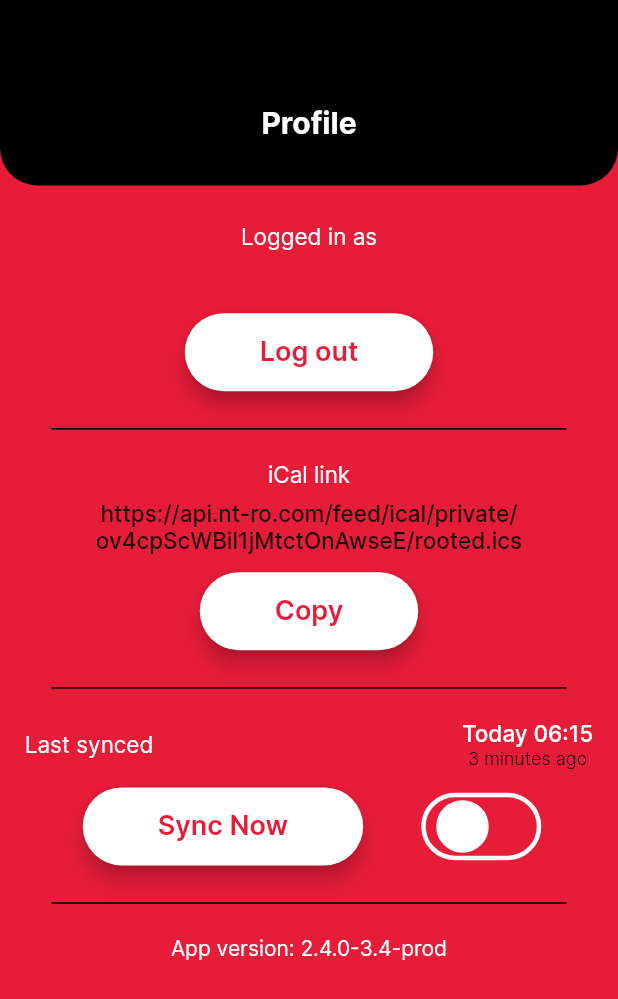
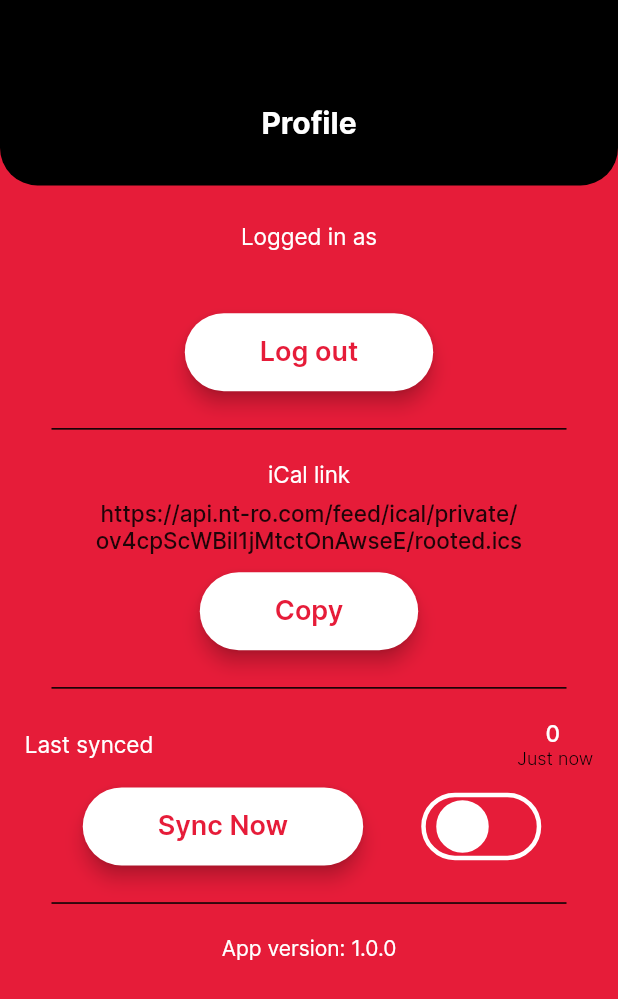
Before and after one commit to manthan1995/TourLife, a Flutter app: the ProfilePage screen opened directly, on a phone screen of 412 x 824 dp. Shown: the top 999 px of the screen. Run offline on Flutter 3.47's test engine with Material 2 defaults, Android fonts, the phone set to English and light mode, and no system bars; drawn by our look-alikes of flutter_switch; our stand-ins replace dropdown_button2, flutter_otp_text_field, flutter_svg, fluttertoast, google_maps_flutter, internet_connection_checker and 2 more; accounts and stored records are empty; statements that could not run were skipped; project files that could hold a hidden picture were left out.

Commit message:
// changes

```diff
--- a/tour_life/lib/constant/preferences_key.dart
+++ b/tour_life/lib/constant/preferences_key.dart
@@ -13,6 +13,8 @@ class Keys {
   static const String ismanagerValue = 'ismanager';
   static const String isResetpass = 'isResetpass';
   static const String toggalValue = 'toggalValue';
+  static const String lastsyncTime = 'lastsyncTime';
+  static const String lastTime = 'lastTime';
 }
 
 late SharedPreferences preferences;
--- a/tour_life/lib/constant/strings.dart
+++ b/tour_life/lib/constant/strings.dart
@@ -12,7 +12,7 @@ class Strings {
   static const String lastSyncedStr = "Last synced";
   static const String toDayTimeStr = "Today 06:15";
   static const String timeStr = "3 minutes ago";
-  static const String appVersionStr = "App version: 2.4.0-3.4-prod";
+  static const String appVersionStr = "App version: 1.0.0";
   static const String appNameStr = "TourLife";
   static const String agendaStr = "Agenda";
   static const String gigsStr = "Gigs";
--- a/tour_life/lib/view/gig_screen/schedules/car/car_journey.dart
+++ b/tour_life/lib/view/gig_screen/schedules/car/car_journey.dart
@@ -515,7 +515,8 @@ class _CarJourneyState extends State<CarJourney> {
       child: Row(
         mainAxisAlignment: MainAxisAlignment.spaceBetween,
         children: [
-          Column(
+          Expanded(
+            child: Column(
               crossAxisAlignment: CrossAxisAlignment.start,
               children: [
                 Text(
@@ -535,6 +536,7 @@ class _CarJourneyState extends State<CarJourney> {
                   ),
                 ),
               ],
+            ),
           ),
           Row(
             children: [
--- a/tour_life/lib/view/profile_screen/profile_screen.dart
+++ b/tour_life/lib/view/profile_screen/profile_screen.dart
@@ -8,7 +8,9 @@ import 'package:provider/provider.dart';
 import 'package:tour_life/constant/colorses.dart';
 import 'package:tour_life/constant/preferences_key.dart';
 import 'package:tour_life/constant/strings.dart';
+import 'package:tour_life/widget/cicualer_indicator.dart';
 
+import '../../constant/date_time.dart';
 import '../../model/auth_model/login_model.dart';
 import '../../widget/commanBtn.dart';
 import '../../widget/commanHeader.dart';
@@ -27,17 +29,17 @@ class _ProfilePageState extends State<ProfilePage> {
   var textValue = 'Switch is OFF';
   AllDataProvider allDataProvider = AllDataProvider();
   late LoginModel loginData;
-  Timer? timer;
+  late Timer timer;
+  String? lastsyncTime;
+  String? lastTime;
 
   @override
   void initState() {
     allDataProvider = Provider.of<AllDataProvider>(context, listen: false);
     var logindata = preferences.getString(Keys.loginReponse);
     loginData = LoginModel.fromJson(jsonDecode(logindata!));
-    if (preferences.getBool(Keys.toggalValue) == null) {
-      preferences.setBool(Keys.toggalValue, false);
-    }
-    isSwitched = preferences.getBool(Keys.toggalValue)!;
+    isSwitched = preferences.getBool(Keys.toggalValue) ?? false;
+    lastsyncTime = preferences.getString(Keys.lastsyncTime) ?? "0";
 
     super.initState();
   }
@@ -46,9 +48,20 @@ class _ProfilePageState extends State<ProfilePage> {
     if (isSwitched == false) {
       setState(() {
         isSwitched = true;
+
         preferences.setBool(Keys.toggalValue, true);
-        timer = Timer.periodic(const Duration(minutes: 5),
-            (Timer t) => allDataProvider.alldatasProvider());
+        preferences.setString(Keys.lastsyncTime,
+            getTime(times: DateTime.now().toUtc().toString()));
+        timer = Timer.periodic(const Duration(minutes: 1), (Timer t) {
+          if (isSwitched) {
+            allDataProvider.alldatasProvider();
+            preferences.setString(
+                Keys.lastTime, DateTime.now().toUtc().toString());
+          } else {
+            timer.cancel();
+          }
+        });
+        lastsyncTime = getTime(times: DateTime.now().toUtc().toString());
       });
     } else {
       setState(() {
@@ -251,6 +264,21 @@ class _ProfilePageState extends State<ProfilePage> {
   }
 
   Widget buildSyncNowPart({Size? size}) {
+    DateTime currentTime = DateTime.now().toUtc();
+    DateTime currentDate;
+    int? agoMinit;
+    int? agoHours;
+    lastTime = preferences.getString(Keys.lastTime) ?? "";
+    if (lastTime == "") {
+      agoMinit = 00;
+      agoHours = 00;
+    } else {
+      currentDate = DateTime.parse(lastTime!);
+      agoHours = currentTime.difference(currentDate).inHours;
+      agoMinit = currentTime.difference(currentDate).inMinutes % 60;
+    }
+
+    print(agoMinit);
     return Container(
       padding: EdgeInsets.symmetric(horizontal: size!.width * 0.04),
       child: Column(
@@ -274,7 +302,7 @@ class _ProfilePageState extends State<ProfilePage> {
                 crossAxisAlignment: CrossAxisAlignment.center,
                 children: [
                   Text(
-                    Strings.toDayTimeStr,
+                    lastsyncTime!,
                     style: TextStyle(
                       fontSize: 15,
                       fontFamily: 'Inter-Medium',
@@ -282,7 +310,7 @@ class _ProfilePageState extends State<ProfilePage> {
                     ),
                   ),
                   Text(
-                    Strings.timeStr,
+                    "${agoHours == 0 || agoHours < 0 ? "" : "$agoHours hours ago"} ${agoHours < 0 ? "" : (agoMinit == 0 ? "Just now" : "$agoMinit minutes ago")}",
                     style: TextStyle(
                       fontFamily: 'Inter-Light',
                       color: Colorses.black,
@@ -306,7 +334,9 @@ class _ProfilePageState extends State<ProfilePage> {
                 bgColor: Colorses.white,
                 txtColor: Colorses.red,
                 onTap: () {
+                  showLoader(context: context);
                   allDataProvider.alldatasProvider().then((_) {
+                    hideLoader(context: context);
                     Fluttertoast.showToast(
                         msg: "Sync successfully",
                         toastLength: Toast.LENGTH_SHORT,
```
Lines whose indentation alone changed are shown as unchanged.
